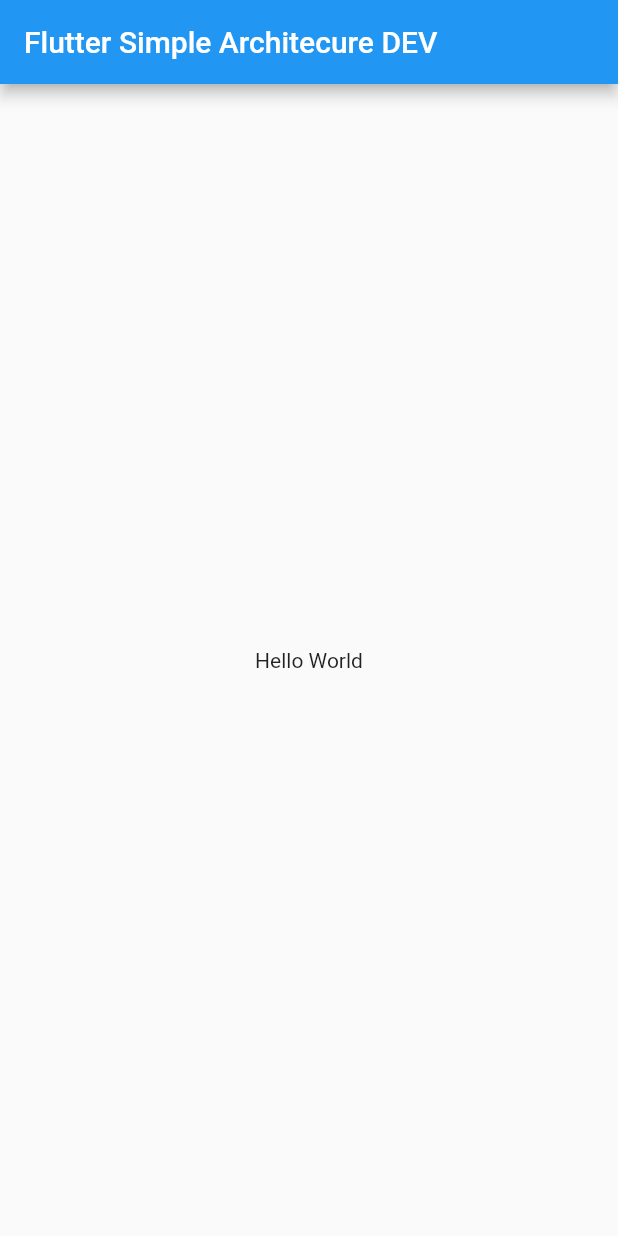
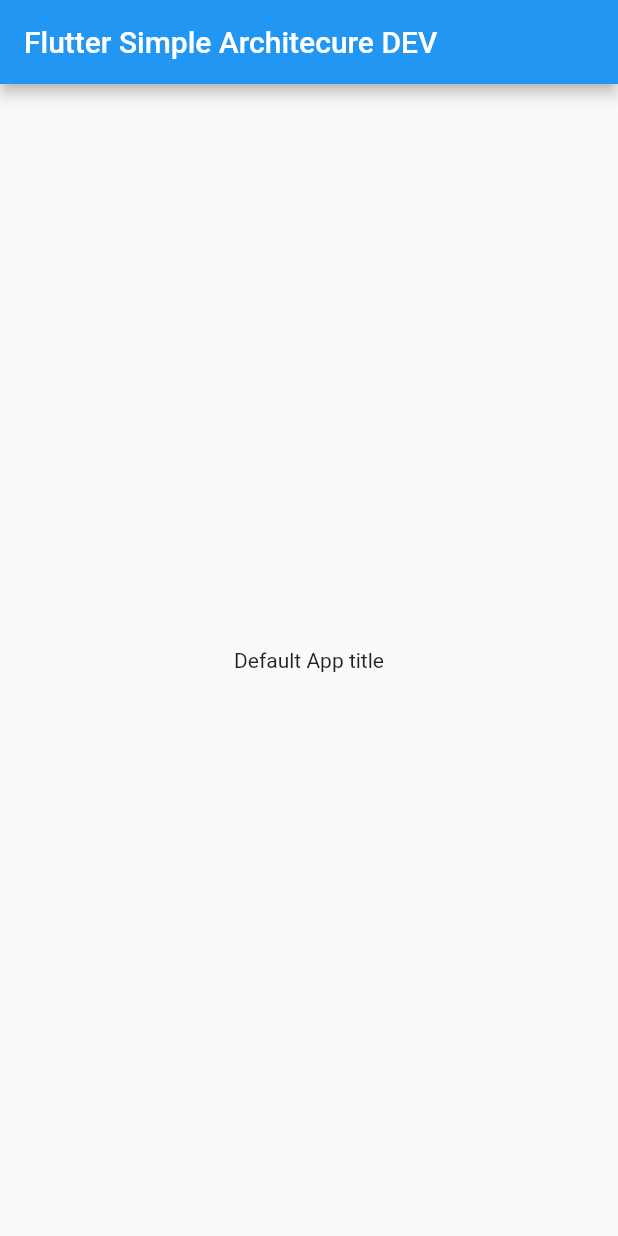
Before and after one commit to diefferson/FlutterSimpleArchitecture, a Flutter app: the screen it shows after launch, on a phone screen of 412 x 824 dp. Run offline on Flutter 3.47's test engine with Material 2 defaults, Android fonts, the phone set to English and light mode, and no system bars.

Commit message:
Strings translations

```diff
--- a/lib/app_config.dart
+++ b/lib/app_config.dart
@@ -5,7 +5,7 @@ enum Environment { DEV, STAGING, PROD }
 
 class AppConfig extends InheritedWidget{
 
-  AppConfig({@required this.environment,@required Widget child}) : super(child: child);
+  AppConfig({@required this.environment, @required Widget child}) : super(child: child);
 
   final Environment environment;
 
--- a/lib/main_dev.dart
+++ b/lib/main_dev.dart
@@ -7,7 +7,7 @@ void main() {
 
   var configuredApp = new AppConfig(
     environment: Environment.DEV,
-    child: MyApp(),
+    child:MyApp(),
   );
 
   runApp(configuredApp);
--- a/lib/my_app.dart
+++ b/lib/my_app.dart
@@ -1,6 +1,8 @@
 import 'package:flutter/material.dart';
 import 'package:flutter_clean_architecture/app_config.dart';
+import 'package:flutter_clean_architecture/res/app-strings.dart';
 import 'package:flutter_clean_architecture/ui/home/home_screen.dart';
+import 'package:flutter_localizations/flutter_localizations.dart';
 
 class MyApp extends StatelessWidget {
   @override
@@ -10,6 +12,15 @@ class MyApp extends StatelessWidget {
 
     return MaterialApp(
       title: config.appName,
+      localizationsDelegates: [
+        const StringsDelegate(),
+        GlobalMaterialLocalizations.delegate,
+        GlobalWidgetsLocalizations.delegate,
+      ],
+      supportedLocales: [
+        const Locale('en', ''),
+        const Locale('pt', ''),
+      ],
       theme: ThemeData(
         primarySwatch: Colors.blue,
       ),
--- /dev/null
+++ b/lib/res/app-strings.dart
@@ -0,0 +1,38 @@
+import 'dart:async';
+import 'package:flutter/material.dart';
+import 'package:flutter/foundation.dart' show SynchronousFuture;
+import 'package:flutter_clean_architecture/res/strings-en.dart';
+import 'package:flutter_clean_architecture/res/strings-pt.dart';
+import 'package:flutter_clean_architecture/res/strings.dart';
+
+class AppStrings {
+
+  AppStrings(this.locale);
+
+  final Locale locale;
+
+  static Strings of(BuildContext context){
+    var strings = Localizations.of<AppStrings>(context, AppStrings);
+    return strings._localizedValues[strings.locale.languageCode];
+  }
+
+  Map<String, Strings> _localizedValues = {
+    'en': StringsEN(),
+    'pt': StringsPT(),
+  };
+}
+
+class StringsDelegate extends LocalizationsDelegate<AppStrings> {
+
+  const StringsDelegate();
+
+  @override
+  bool isSupported(Locale locale) => ['en', 'pt'].contains(locale.languageCode);
+
+  @override
+  Future<AppStrings> load(Locale locale) => SynchronousFuture<AppStrings>(AppStrings(locale));
+
+  @override
+  bool shouldReload(StringsDelegate old) => false;
+
+}
--- /dev/null
+++ b/lib/res/strings-en.dart
@@ -0,0 +1,6 @@
+import 'package:flutter_clean_architecture/res/strings.dart';
+
+class StringsEN with Strings{
+
+
+}
--- /dev/null
+++ b/lib/res/strings-pt.dart
@@ -0,0 +1,10 @@
+
+import 'package:flutter_clean_architecture/res/strings.dart';
+
+class StringsPT with Strings{
+
+  @override
+  String get title => "App title PT";
+
+
+}
--- /dev/null
+++ b/lib/res/strings.dart
@@ -0,0 +1,5 @@
+class Strings{
+
+  String get title => "Default App title";
+
+}
--- a/lib/ui/home/home_screen.dart
+++ b/lib/ui/home/home_screen.dart
@@ -1,4 +1,5 @@
 import 'package:flutter/material.dart';
+import 'package:flutter_clean_architecture/res/app-strings.dart';
 
 class MyHomePage extends StatefulWidget {
 
@@ -21,7 +22,7 @@ class _MyHomePageState extends State<MyHomePage> {
         child: Column(
           mainAxisAlignment: MainAxisAlignment.center,
           children: <Widget>[
-            Text('Hello World'),
+            Text(AppStrings.of(context).title),
           ],
         ),
       ),
--- a/pubspec.yaml
+++ b/pubspec.yaml
@@ -8,6 +8,8 @@ environment:
 
 dependencies:
   flutter:
+    sdk: flutter
+  flutter_localizations:
     sdk: flutter
   http: ^0.12.0+1
   flutter_simple_dependency_injection: ^1.0.0
@@ -34,7 +36,7 @@ flutter:
   uses-material-design: true
 
   # To add assets to your application, add an assets section, like this:
-  # assets:
+  #assets:
   #  - images/a_dot_burr.jpeg
   #  - images/a_dot_ham.jpeg
 
```
Also changed, not shown: pubspec.lock.
